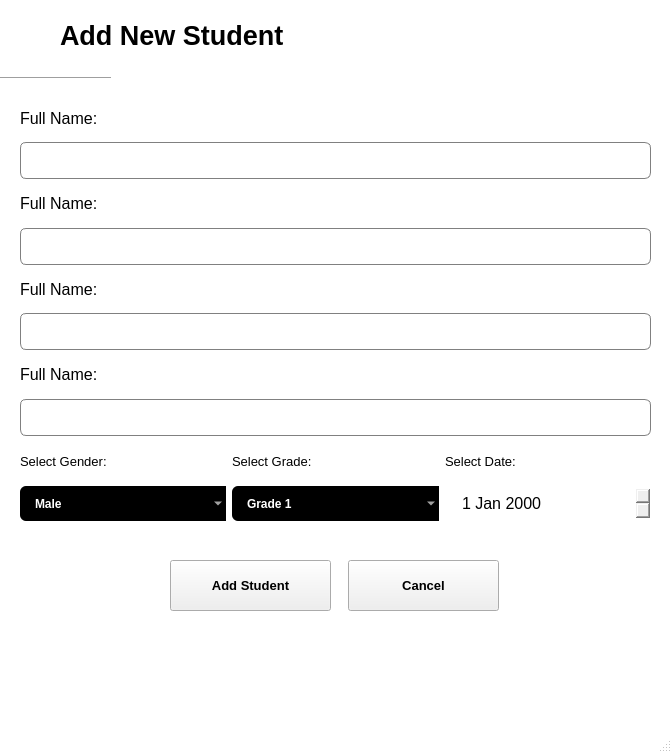
Above: school_management_system/ui/student_dialog.ui from Anuj-Bhaladhare/pyqt_projects before the change. Below: the same form after it.
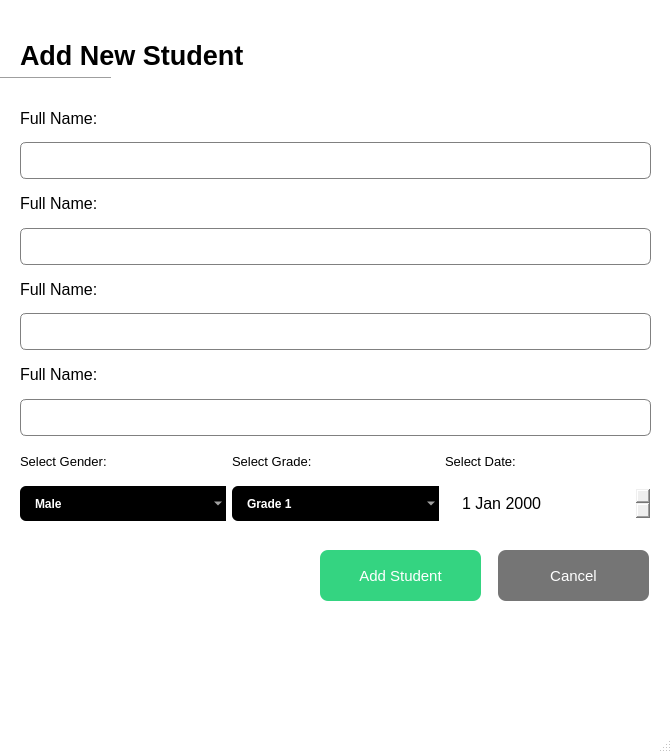
That is the form after the change.

What changed in the file:
```diff
--- a/school_management_system/ui/student_dialog.ui
+++ b/school_management_system/ui/student_dialog.ui
@@ -65,8 +65,8 @@
    <widget class="QLabel" name="label">
     <property name="geometry">
      <rect>
-      <x>60</x>
-      <y>20</y>
+      <x>20</x>
+      <y>40</y>
       <width>391</width>
       <height>31</height>
      </rect>
@@ -85,19 +85,26 @@
    <widget class="QPushButton" name="pushButton">
     <property name="geometry">
      <rect>
-      <x>348</x>
-      <y>560</y>
+      <x>498</x>
+      <y>550</y>
       <width>151</width>
       <height>51</height>
      </rect>
     </property>
     <property name="font">
      <font>
-      <pointsize>10</pointsize>
-      <weight>75</weight>
-      <bold>true</bold>
+      <pointsize>-1</pointsize>
      </font>
     </property>
+    <property name="styleSheet">
+     <string notr="true">QPushButton {
+   background-color: #757575;
+   color: white;
+   border: none;
+   border-radius: 8px;
+   font-size: 15px;
+}</string>
+    </property>
     <property name="text">
      <string>Cancel</string>
     </property>
@@ -105,19 +112,26 @@
    <widget class="QPushButton" name="pushButton_2">
     <property name="geometry">
      <rect>
-      <x>170</x>
-      <y>560</y>
+      <x>320</x>
+      <y>550</y>
       <width>161</width>
       <height>51</height>
      </rect>
     </property>
     <property name="font">
      <font>
-      <pointsize>10</pointsize>
-      <weight>75</weight>
-      <bold>true</bold>
+      <pointsize>-1</pointsize>
      </font>
     </property>
+    <property name="styleSheet">
+     <string notr="true">QPushButton {
+   background-color: #34D481;
+   color: white;
+   border: none;
+   border-radius: 8px;
+   font-size: 15px;
+}</string>
+    </property>
     <property name="text">
      <string>Add Student</string>
     </property>
```
